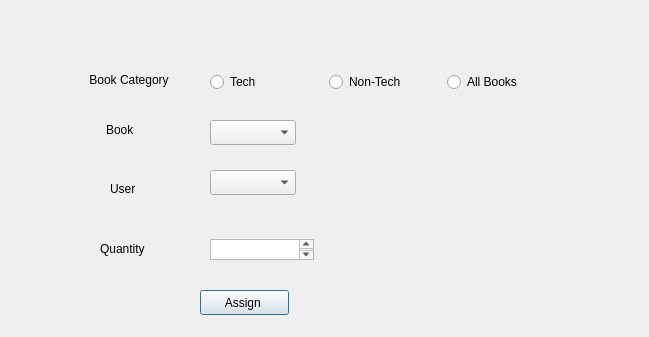
The window that Library_Management_System/assign.ui (Tanmay123-sp/QT) describes before a commit, drawn with Qt 5.
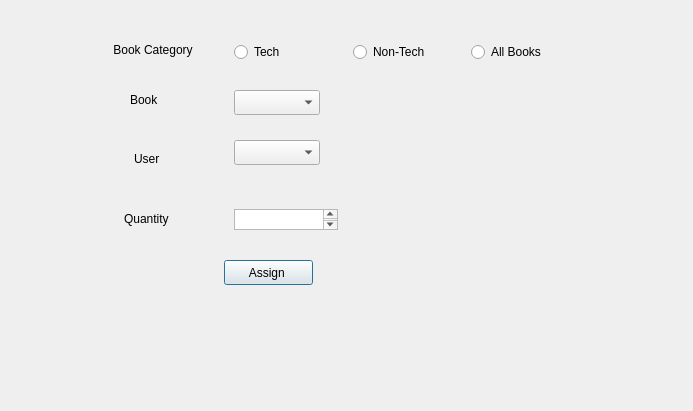
The same window after the commit.

What changed in the file:
```diff
--- a/Library_Management_System/assign.ui
+++ b/Library_Management_System/assign.ui
@@ -6,18 +6,28 @@
    <rect>
     <x>0</x>
     <y>0</y>
-    <width>649</width>
-    <height>337</height>
+    <width>693</width>
+    <height>411</height>
    </rect>
   </property>
   <property name="windowTitle">
    <string>Dialog</string>
   </property>
+  <widget class="QComboBox" name="comboBox_2">
+   <property name="geometry">
+    <rect>
+     <x>234</x>
+     <y>90</y>
+     <width>86</width>
+     <height>25</height>
+    </rect>
+   </property>
+  </widget>
   <widget class="QLabel" name="label">
    <property name="geometry">
     <rect>
-     <x>106</x>
-     <y>120</y>
+     <x>130</x>
+     <y>90</y>
      <width>61</width>
      <height>20</height>
     </rect>
@@ -26,67 +36,11 @@
     <string>Book</string>
    </property>
   </widget>
-  <widget class="QLabel" name="label_2">
-   <property name="geometry">
-    <rect>
-     <x>110</x>
-     <y>180</y>
-     <width>67</width>
-     <height>17</height>
-    </rect>
-   </property>
-   <property name="text">
-    <string>User </string>
-   </property>
-  </widget>
-  <widget class="QLabel" name="label_3">
-   <property name="geometry">
-    <rect>
-     <x>100</x>
-     <y>240</y>
-     <width>67</width>
-     <height>17</height>
-    </rect>
-   </property>
-   <property name="text">
-    <string>Quantity</string>
-   </property>
-  </widget>
-  <widget class="QComboBox" name="comboBox_3">
-   <property name="geometry">
-    <rect>
-     <x>210</x>
-     <y>170</y>
-     <width>86</width>
-     <height>25</height>
-    </rect>
-   </property>
-  </widget>
-  <widget class="QComboBox" name="comboBox_2">
-   <property name="geometry">
-    <rect>
-     <x>210</x>
-     <y>120</y>
-     <width>86</width>
-     <height>25</height>
-    </rect>
-   </property>
-  </widget>
-  <widget class="QTextEdit" name="textEdit">
-   <property name="geometry">
-    <rect>
-     <x>210</x>
-     <y>239</y>
-     <width>104</width>
-     <height>21</height>
-    </rect>
-   </property>
-  </widget>
   <widget class="QPushButton" name="pushButton">
    <property name="geometry">
     <rect>
-     <x>200</x>
-     <y>290</y>
+     <x>224</x>
+     <y>260</y>
      <width>89</width>
      <height>25</height>
     </rect>
@@ -95,24 +49,11 @@
     <string>Assign </string>
    </property>
   </widget>
-  <widget class="QLabel" name="label_4">
+  <widget class="QWidget" name="layoutWidget">
    <property name="geometry">
     <rect>
-     <x>86</x>
-     <y>70</y>
-     <width>111</width>
-     <height>20</height>
-    </rect>
-   </property>
-   <property name="text">
-    <string> Book Category</string>
-   </property>
-  </widget>
-  <widget class="QWidget" name="">
-   <property name="geometry">
-    <rect>
-     <x>210</x>
-     <y>70</y>
+     <x>234</x>
+     <y>40</y>
      <width>350</width>
      <height>25</height>
     </rect>
@@ -141,6 +82,65 @@
     </item>
    </layout>
   </widget>
+  <widget class="QTextEdit" name="textEdit">
+   <property name="geometry">
+    <rect>
+     <x>234</x>
+     <y>209</y>
+     <width>104</width>
+     <height>21</height>
+    </rect>
+   </property>
+  </widget>
+  <widget class="QLabel" name="label_3">
+   <property name="geometry">
+    <rect>
+     <x>124</x>
+     <y>210</y>
+     <width>67</width>
+     <height>17</height>
+    </rect>
+   </property>
+   <property name="text">
+    <string>Quantity</string>
+   </property>
+  </widget>
+  <widget class="QLabel" name="label_2">
+   <property name="geometry">
+    <rect>
+     <x>134</x>
+     <y>150</y>
+     <width>67</width>
+     <height>17</height>
+    </rect>
+   </property>
+   <property name="text">
+    <string>User </string>
+   </property>
+  </widget>
+  <widget class="QComboBox" name="comboBox_3">
+   <property name="geometry">
+    <rect>
+     <x>234</x>
+     <y>140</y>
+     <width>86</width>
+     <height>25</height>
+    </rect>
+   </property>
+  </widget>
+  <widget class="QLabel" name="label_4">
+   <property name="geometry">
+    <rect>
+     <x>110</x>
+     <y>40</y>
+     <width>111</width>
+     <height>20</height>
+    </rect>
+   </property>
+   <property name="text">
+    <string> Book Category</string>
+   </property>
+  </widget>
  </widget>
  <resources/>
  <connections/>
```
Left out of the diff: 4 changed lines with no effect on the pictures.
